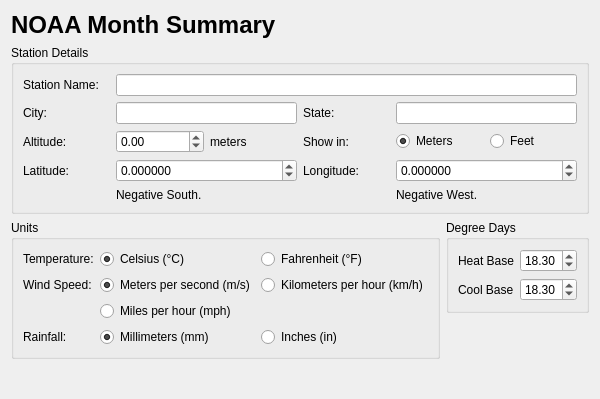
This is desktop/reporting/reports/noaamo/criteria.ui in davidrg/zxweather as Qt 5 draws it before an edit. The edited form follows.
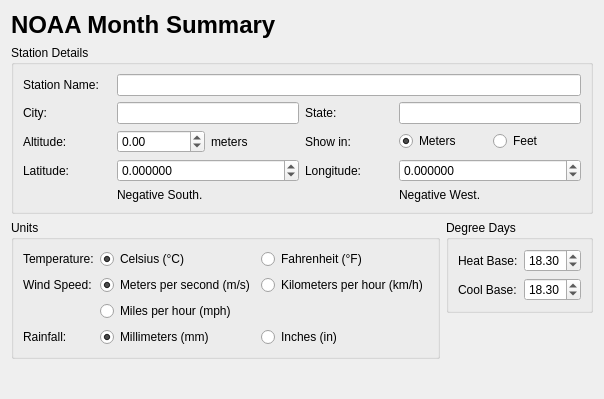
This is the edited form.

Commit message: desktop: Fix inconsistent use of colons in field labels

Diff of the .ui file:
```diff
--- a/desktop/reporting/reports/noaamo/criteria.ui
+++ b/desktop/reporting/reports/noaamo/criteria.ui
@@ -6,7 +6,7 @@
    <rect>
     <x>0</x>
     <y>0</y>
-    <width>540</width>
+    <width>542</width>
     <height>399</height>
    </rect>
   </property>
@@ -204,14 +204,14 @@
       <item row="1" column="0">
        <widget class="QLabel" name="label_5">
         <property name="text">
-         <string>Cool Base</string>
+         <string>Cool Base:</string>
         </property>
        </widget>
       </item>
       <item row="0" column="0">
        <widget class="QLabel" name="label_4">
         <property name="text">
-         <string>Heat Base</string>
+         <string>Heat Base:</string>
         </property>
        </widget>
       </item>
```
Left out of the diff: 2 changed lines with no effect on the pictures. The commit also changes 7 other files.
